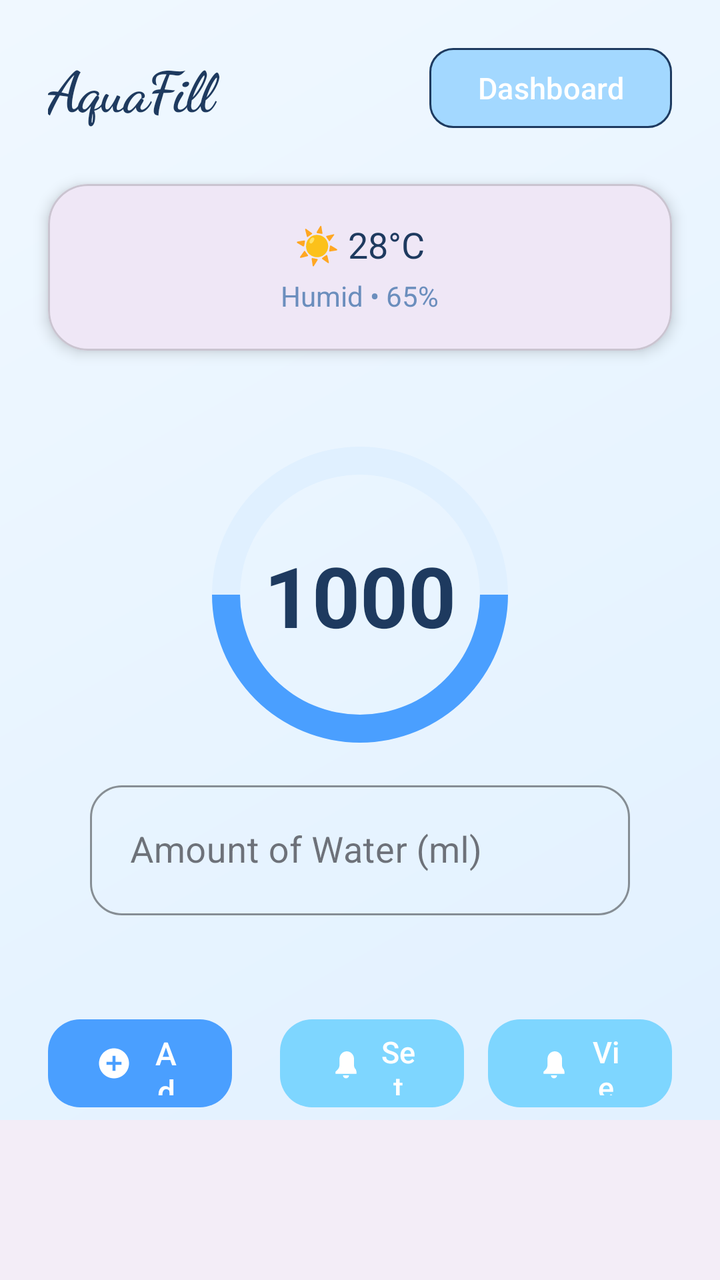
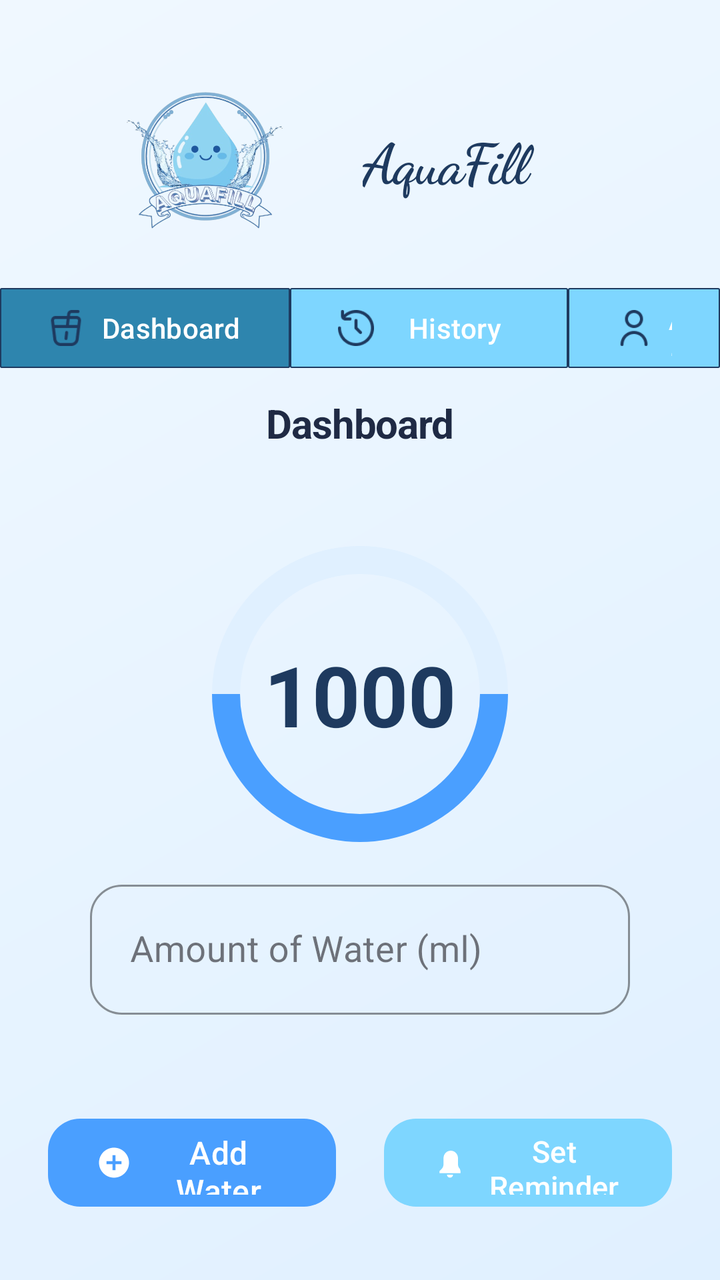

The first picture is an Android layout as it rendered before a commit; the second is the same layout after the commit. The layout source and the unified diff follow.
<!-- AndroidManifest.xml: application theme Theme.WaterReminder -->
<!-- res/layout/activity_dashboard.xml -->
<?xml version="1.0" encoding="utf-8"?>
<androidx.constraintlayout.widget.ConstraintLayout
    xmlns:android="http://schemas.android.com/apk/res/android"
    xmlns:app="http://schemas.android.com/apk/res-auto"
    android:layout_width="match_parent"
    android:layout_height="match_parent"
    android:background="@drawable/bg_aquafill"
    android:fitsSystemWindows="true">

    <View
        android:layout_width="0dp"
        android:layout_height="48dp"
        app:layout_constraintTop_toTopOf="parent"
        app:layout_constraintStart_toStartOf="parent"
        app:layout_constraintEnd_toEndOf="parent" />

    <LinearLayout
        android:id="@+id/header"
        android:layout_width="0dp"
        android:layout_height="wrap_content"
        android:orientation="horizontal"
        android:paddingHorizontal="24dp"
        android:paddingTop="20dp"
        android:gravity="center_vertical"
        app:layout_constraintTop_toTopOf="parent"
        app:layout_constraintStart_toStartOf="parent"
        app:layout_constraintEnd_toEndOf="parent">

        <TextView
            android:layout_width="0dp"
            android:layout_height="wrap_content"
            android:layout_weight="1"
            android:text="AquaFill"
            android:textColor="#1E3A5F"
            android:textSize="28sp"
            android:fontFamily="cursive"
            android:textStyle="bold"
            android:letterSpacing="-0.02" />

        <com.google.android.material.button.MaterialButton
            android:id="@+id/btn_dashboard"
            style="@style/Widget.Material3.Button"
            android:layout_width="wrap_content"
            android:layout_height="48dp"
            android:text="Dashboard"
            android:textSize="15sp"
            app:backgroundTint="#A3D8FF"
            app:cornerRadius="12dp"
            app:iconTint="#1E3A5F"
            app:strokeColor="#1E3A5F"
            app:strokeWidth="1dp" />

    </LinearLayout>

    <com.google.android.material.card.MaterialCardView
        android:id="@+id/card_weather"
        android:layout_width="0dp"
        android:layout_height="wrap_content"
        android:layout_marginHorizontal="24dp"
        android:layout_marginTop="24dp"
        app:cardCornerRadius="20dp"
        app:cardElevation="4dp"
        app:layout_constraintTop_toBottomOf="@id/header"
        app:layout_constraintStart_toStartOf="parent"
        app:layout_constraintEnd_toEndOf="parent">

        <LinearLayout
            android:layout_width="match_parent"
            android:layout_height="wrap_content"
            android:orientation="vertical"
            android:padding="18dp"
            android:gravity="center">

            <TextView
                android:layout_width="wrap_content"
                android:layout_height="wrap_content"
                android:text="☀️ 28°C"
                android:textSize="18sp"
                android:textColor="#1E3A5F" />

            <TextView
                android:layout_width="wrap_content"
                android:layout_height="wrap_content"
                android:text="Humid • 65%"
                android:textSize="14sp"
                android:textColor="#6B8EBD"
                android:layout_marginTop="4dp" />
        </LinearLayout>
    </com.google.android.material.card.MaterialCardView>

    <androidx.constraintlayout.widget.ConstraintLayout
        android:id="@+id/progress_container"
        android:layout_width="0dp"
        android:layout_height="wrap_content"
        android:layout_marginTop="32dp"
        app:layout_constraintTop_toBottomOf="@id/card_weather"
        app:layout_constraintStart_toStartOf="parent"
        app:layout_constraintEnd_toEndOf="parent">

        <ProgressBar
            android:id="@+id/progressBar"
            style="?android:attr/progressBarStyleHorizontal"
            android:layout_width="180dp"
            android:layout_height="180dp"
            android:progress="50"
            android:max="100"
            android:progressDrawable="@drawable/progress"
            app:layout_constraintTop_toTopOf="parent"
            app:layout_constraintStart_toStartOf="parent"
            app:layout_constraintEnd_toEndOf="parent" />

        <TextView
            android:id="@+id/tvWaterIntake"
            android:layout_width="wrap_content"
            android:layout_height="wrap_content"
            android:text="1000"
            android:textSize="42sp"
            android:textStyle="bold"
            android:textColor="#1E3A5F"
            app:layout_constraintTop_toTopOf="@id/progressBar"
            app:layout_constraintBottom_toBottomOf="@id/progressBar"
            app:layout_constraintStart_toStartOf="@id/progressBar"
            app:layout_constraintEnd_toEndOf="@id/progressBar" />

        <TextView
            android:id="@+id/tvDailyGoal"
            android:layout_width="wrap_content"
            android:layout_height="wrap_content"
            android:textSize="16sp"
            android:textColor="#6B8EBD"
            app:layout_constraintTop_toBottomOf="@id/tvWaterIntake"
            app:layout_constraintStart_toStartOf="@id/progressBar"
            app:layout_constraintEnd_toEndOf="@id/progressBar"
            android:layout_marginTop="4dp" />

        <com.google.android.material.textfield.TextInputLayout
        android:layout_width="match_parent"
        android:layout_height="wrap_content"
        android:layout_marginBottom="24dp"
        app:layout_constraintTop_toBottomOf="@+id/progressBar"
        app:boxBackgroundMode="outline"
        app:boxCornerRadiusBottomEnd="16dp"
        app:boxCornerRadiusBottomStart="16dp"
        app:boxCornerRadiusTopEnd="16dp"
        app:boxCornerRadiusTopStart="16dp"
        app:boxStrokeColor="#4794D3"
        app:hintTextColor="#4794D3"
        style="@style/Widget.MaterialComponents.TextInputLayout.OutlinedBox">

        <com.google.android.material.textfield.TextInputEditText
            android:id="@+id/etAmount"
            android:layout_width="match_parent"
            android:layout_height="65dp"
            android:hint="Amount of Water (ml)"
            android:inputType="number"
            android:textSize="18sp"
            android:paddingStart="20dp"
            android:paddingEnd="20dp"
            android:layout_marginEnd="45dp"
            android:layout_marginStart="45dp" />
        </com.google.android.material.textfield.TextInputLayout>

    </androidx.constraintlayout.widget.ConstraintLayout>

    <LinearLayout
        android:layout_width="0dp"
        android:layout_height="wrap_content"
        android:orientation="horizontal"
        android:gravity="center"
        android:layout_marginTop="48dp"
        app:layout_constraintTop_toBottomOf="@id/progress_container"
        app:layout_constraintStart_toStartOf="parent"
        app:layout_constraintEnd_toEndOf="parent"
        android:paddingHorizontal="24dp">

        <com.google.android.material.button.MaterialButton
            android:id="@+id/btnAdd"
            style="@style/Widget.Material3.Button"
            android:layout_width="0dp"
            android:layout_weight="1"
            android:layout_height="52dp"
            android:text="Add Water"
            android:textSize="16sp"
            app:icon="@drawable/add_water"
            app:cornerRadius="16dp"
            app:backgroundTint="#4A9FFF"
            android:layout_marginEnd="12dp" />

        <com.google.android.material.button.MaterialButton
            android:id="@+id/btnReminder"
            style="@style/Widget.Material3.Button"
            android:layout_width="0dp"
            android:layout_weight="1"
            android:layout_height="52dp"
            android:text="Set Reminder"
            android:textSize="15sp"
            app:icon="@drawable/icon_bell"
            app:cornerRadius="16dp"
            app:backgroundTint="#7ED6FF"
            android:layout_marginStart="12dp" />

        <com.google.android.material.button.MaterialButton
            android:id="@+id/btnHisto"
            style="@style/Widget.Material3.Button"
            android:layout_width="0dp"
            android:layout_weight="1"
            android:layout_height="52dp"
            android:text="View History"
            android:textSize="15sp"
            app:icon="@drawable/icon_bell"
            app:cornerRadius="16dp"
            app:backgroundTint="#7ED6FF"
            android:layout_marginStart="12dp" />

    </LinearLayout>

    <com.google.android.material.bottomnavigation.BottomNavigationView
        android:layout_width="0dp"
        android:layout_height="wrap_content"
        app:layout_constraintBottom_toBottomOf="parent"
        app:layout_constraintStart_toStartOf="parent"
        app:layout_constraintEnd_toEndOf="parent" />

</androidx.constraintlayout.widget.ConstraintLayout>
<!-- resources referenced by this layout -->
<resources>
  <!-- drawable add_water (drawable) -->
  <vector xmlns:android="http://schemas.android.com/apk/res/android"
      android:width="24dp"
      android:height="24dp"
      android:viewportWidth="24"
      android:viewportHeight="24">
      <path
          android:fillColor="#FFFFFF"
          android:pathData="M12,2C6.48,2 2,6.48 2,12C2,17.52 6.48,22 12,22C17.52,22 22,17.52 22,12C22,6.48 17.52,2 12,2ZM17,13H13V17H11V13H7V11H11V7H13V11H17V13Z" />
  </vector>
  <!-- drawable bg_aquafill (drawable) -->
  <shape xmlns:android="http://schemas.android.com/apk/res/android">
      <gradient
          android:startColor="#E0F0FF"
          android:endColor="#F0F8FF"
          android:angle="135"/>
  </shape>
  <!-- drawable icon_bell (drawable) -->
  <vector xmlns:android="http://schemas.android.com/apk/res/android"
      android:width="24dp"
      android:height="24dp"
      android:viewportWidth="24"
      android:viewportHeight="24">
      <path
          android:fillColor="#FFFFFF"
          android:pathData="M19,17.59L19,19L5,19L5,17.59L6.41,16.17C7.17,15.41 7.67,14.36 7.67,13.17L7.67,9C7.67,6.24 9.83,4 12.5,4C15.17,4 17.33,6.24 17.33,9L17.33,13.17C17.33,14.36 17.83,15.41 18.59,16.17L19,17.59ZM14,20C14,21.1 13.1,22 12,22C10.9,22 10,21.1 10,20L14,20Z" />
  </vector>
  <!-- drawable progress (drawable) -->
  <layer-list xmlns:android="http://schemas.android.com/apk/res/android">
      <item>
          <shape android:shape="ring"
              android:thickness="14dp"
              android:useLevel="false">
              <solid android:color="#E0F0FF"/>
              <corners android:radius="100dp"/>
          </shape>
      </item>
      <item>
          <shape android:shape="ring"
              android:thickness="14dp"
              android:useLevel="true">
              <solid android:color="#4A9FFF"/>
              <corners android:radius="100dp"/>
          </shape>
      </item>
  </layer-list>
  <style name="Theme.WaterReminder" parent="Base.Theme.WaterReminder" />
  <style name="Base.Theme.WaterReminder" parent="Theme.Material3.DayNight.NoActionBar">
          
          
      </style>
</resources>

<!-- the commit's change to res/layout/activity_dashboard.xml (unified diff, before → after) -->
@@ -2,29 +2,30 @@
 <androidx.constraintlayout.widget.ConstraintLayout
     xmlns:android="http://schemas.android.com/apk/res/android"
     xmlns:app="http://schemas.android.com/apk/res-auto"
+    xmlns:tools="http://schemas.android.com/tools"
     android:layout_width="match_parent"
     android:layout_height="match_parent"
     android:background="@drawable/bg_aquafill"
     android:fitsSystemWindows="true">
 
-    <View
-        android:layout_width="0dp"
-        android:layout_height="48dp"
-        app:layout_constraintTop_toTopOf="parent"
-        app:layout_constraintStart_toStartOf="parent"
-        app:layout_constraintEnd_toEndOf="parent" />
-
     <LinearLayout
         android:id="@+id/header"
         android:layout_width="0dp"
         android:layout_height="wrap_content"
         android:orientation="horizontal"
         android:paddingHorizontal="24dp"
-        android:paddingTop="20dp"
+        android:paddingTop="40dp"
         android:gravity="center_vertical"
         app:layout_constraintTop_toTopOf="parent"
         app:layout_constraintStart_toStartOf="parent"
         app:layout_constraintEnd_toEndOf="parent">
+
+        <ImageView
+            android:id="@+id/imageView"
+            android:layout_width="3dp"
+            android:layout_height="80dp"
+            android:layout_weight="1"
+            app:srcCompat="@drawable/pic" />
 
         <TextView
             android:layout_width="0dp"
@@ -37,63 +38,82 @@
             android:textStyle="bold"
             android:letterSpacing="-0.02" />
 
+    </LinearLayout>
+
+    <LinearLayout
+        android:id="@+id/navBar"
+        android:layout_width="0dp"
+        android:layout_height="wrap_content"
+        android:orientation="horizontal"
+        android:paddingHorizontal="0dp"
+        android:paddingTop="20dp"
+        android:gravity="center_vertical"
+        app:layout_constraintTop_toBottomOf="@+id/header"
+        app:layout_constraintStart_toStartOf="parent"
+        app:layout_constraintEnd_toEndOf="parent">
+
         <com.google.android.material.button.MaterialButton
             android:id="@+id/btn_dashboard"
+            style="@style/Widget.Material3.Button"
+            android:layout_width="145dp"
+            android:layout_height="48dp"
+            android:text="Dashboard"
+            android:textSize="14sp"
+            app:backgroundTint="#2E85AE"
+            app:cornerRadius="1dp"
+            app:icon="@drawable/drinkdash"
+            app:iconTint="#1E3A5F"
+            app:strokeColor="#1E3A5F"
+            app:strokeWidth="0.5dp" />
+
+        <com.google.android.material.button.MaterialButton
+            android:id="@+id/btnHisto"
+            style="@style/Widget.Material3.Button"
+            android:layout_width="139dp"
+            android:layout_height="48dp"
+            android:text="History"
+            android:textSize="14sp"
+            app:icon="@drawable/histdash"
+            app:cornerRadius="1dp"
+            app:backgroundTint="#7ED6FF"
+            app:iconTint="#1E3A5F"
+            app:strokeColor="#1E3A5F"
+            app:strokeWidth="0.5dp" />
+
+        <com.google.android.material.button.MaterialButton
+            android:id="@+id/btnAcc"
             style="@style/Widget.Material3.Button"
             android:layout_width="wrap_content"
             android:layout_height="48dp"
-            android:text="Dashboard"
-            android:textSize="15sp"
-            app:backgroundTint="#A3D8FF"
-            app:cornerRadius="12dp"
+            android:text="Account"
+            android:textSize="14sp"
+            app:icon="@drawable/acc"
+            app:cornerRadius="1dp"
+            app:backgroundTint="#7ED6FF"
             app:iconTint="#1E3A5F"
             app:strokeColor="#1E3A5F"
-            app:strokeWidth="1dp" />
-
+            app:strokeWidth="0.5dp" />
     </LinearLayout>
-
-    <com.google.android.material.card.MaterialCardView
-        android:id="@+id/card_weather"
-        android:layout_width="0dp"
-        android:layout_height="wrap_content"
-        android:layout_marginHorizontal="24dp"
-        android:layout_marginTop="24dp"
-        app:cardCornerRadius="20dp"
-        app:cardElevation="4dp"
-        app:layout_constraintTop_toBottomOf="@id/header"
-        app:layout_constraintStart_toStartOf="parent"
-        app:layout_constraintEnd_toEndOf="parent">
-
-        <LinearLayout
-            android:layout_width="match_parent"
-            android:layout_height="wrap_content"
-            android:orientation="vertical"
-            android:padding="18dp"
-            android:gravity="center">
-
-            <TextView
-                android:layout_width="wrap_content"
-                android:layout_height="wrap_content"
-                android:text="☀️ 28°C"
-                android:textSize="18sp"
-                android:textColor="#1E3A5F" />
-
-            <TextView
-                android:layout_width="wrap_content"
-                android:layout_height="wrap_content"
-                android:text="Humid • 65%"
-                android:textSize="14sp"
-                android:textColor="#6B8EBD"
-                android:layout_marginTop="4dp" />
-        </LinearLayout>
-    </com.google.android.material.card.MaterialCardView>
+    <TextView
+        android:id="@+id/tvDashTitle"
+        android:layout_width="wrap_content"
+        android:layout_height="wrap_content"
+        android:text="Dashboard"
+        android:textColor="#1F2A44"
+        android:textSize="20sp"
+        android:textStyle="bold"
+        android:letterSpacing="-0.02"
+        android:layout_marginTop="10dp"
+        app:layout_constraintStart_toStartOf="parent"
+        app:layout_constraintEnd_toEndOf="parent"
+        app:layout_constraintTop_toBottomOf="@id/navBar"/>
 
     <androidx.constraintlayout.widget.ConstraintLayout
         android:id="@+id/progress_container"
         android:layout_width="0dp"
         android:layout_height="wrap_content"
         android:layout_marginTop="32dp"
-        app:layout_constraintTop_toBottomOf="@id/card_weather"
+        app:layout_constraintTop_toBottomOf="@id/tvDashTitle"
         app:layout_constraintStart_toStartOf="parent"
         app:layout_constraintEnd_toEndOf="parent">
 
@@ -199,26 +219,7 @@
             app:backgroundTint="#7ED6FF"
             android:layout_marginStart="12dp" />
 
-        <com.google.android.material.button.MaterialButton
-            android:id="@+id/btnHisto"
-            style="@style/Widget.Material3.Button"
-            android:layout_width="0dp"
-            android:layout_weight="1"
-            android:layout_height="52dp"
-            android:text="View History"
-            android:textSize="15sp"
-            app:icon="@drawable/icon_bell"
-            app:cornerRadius="16dp"
-            app:backgroundTint="#7ED6FF"
-            android:layout_marginStart="12dp" />
-
     </LinearLayout>
 
-    <com.google.android.material.bottomnavigation.BottomNavigationView
-        android:layout_width="0dp"
-        android:layout_height="wrap_content"
-        app:layout_constraintBottom_toBottomOf="parent"
-        app:layout_constraintStart_toStartOf="parent"
-        app:layout_constraintEnd_toEndOf="parent" />
 
 </androidx.constraintlayout.widget.ConstraintLayout>
<!-- resource entries referenced after the edit -->
@@ -1,5 +1,6 @@
 <!-- resources referenced by this layout -->
 <resources>
+  <!-- drawable acc: png bitmap (drawable, 785 bytes) -->
   <!-- drawable add_water (drawable) -->
   <vector xmlns:android="http://schemas.android.com/apk/res/android"
       android:width="24dp"
@@ -17,6 +18,8 @@
           android:endColor="#F0F8FF"
           android:angle="135"/>
   </shape>
+  <!-- drawable drinkdash: png bitmap (drawable, 769 bytes) -->
+  <!-- drawable histdash: png bitmap (drawable, 953 bytes) -->
   <!-- drawable icon_bell (drawable) -->
   <vector xmlns:android="http://schemas.android.com/apk/res/android"
       android:width="24dp"
@@ -27,6 +30,7 @@
           android:fillColor="#FFFFFF"
           android:pathData="M19,17.59L19,19L5,19L5,17.59L6.41,16.17C7.17,15.41 7.67,14.36 7.67,13.17L7.67,9C7.67,6.24 9.83,4 12.5,4C15.17,4 17.33,6.24 17.33,9L17.33,13.17C17.33,14.36 17.83,15.41 18.59,16.17L19,17.59ZM14,20C14,21.1 13.1,22 12,22C10.9,22 10,21.1 10,20L14,20Z" />
   </vector>
+  <!-- drawable pic: png bitmap (drawable, 244769 bytes) -->
   <!-- drawable progress (drawable) -->
   <layer-list xmlns:android="http://schemas.android.com/apk/res/android">
       <item>
